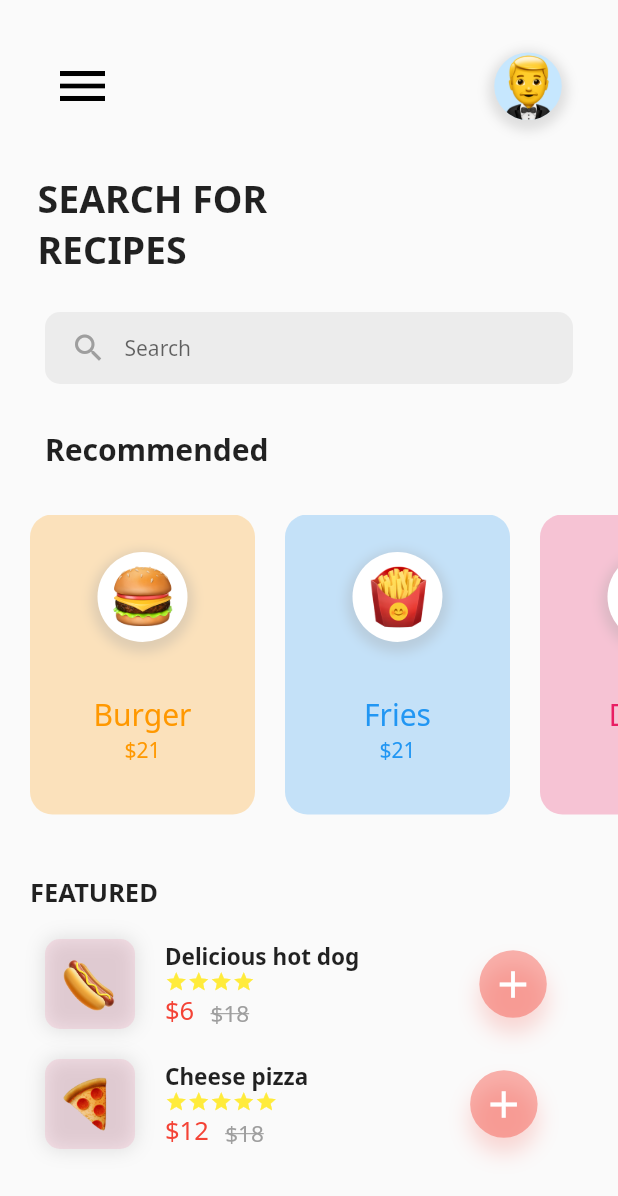
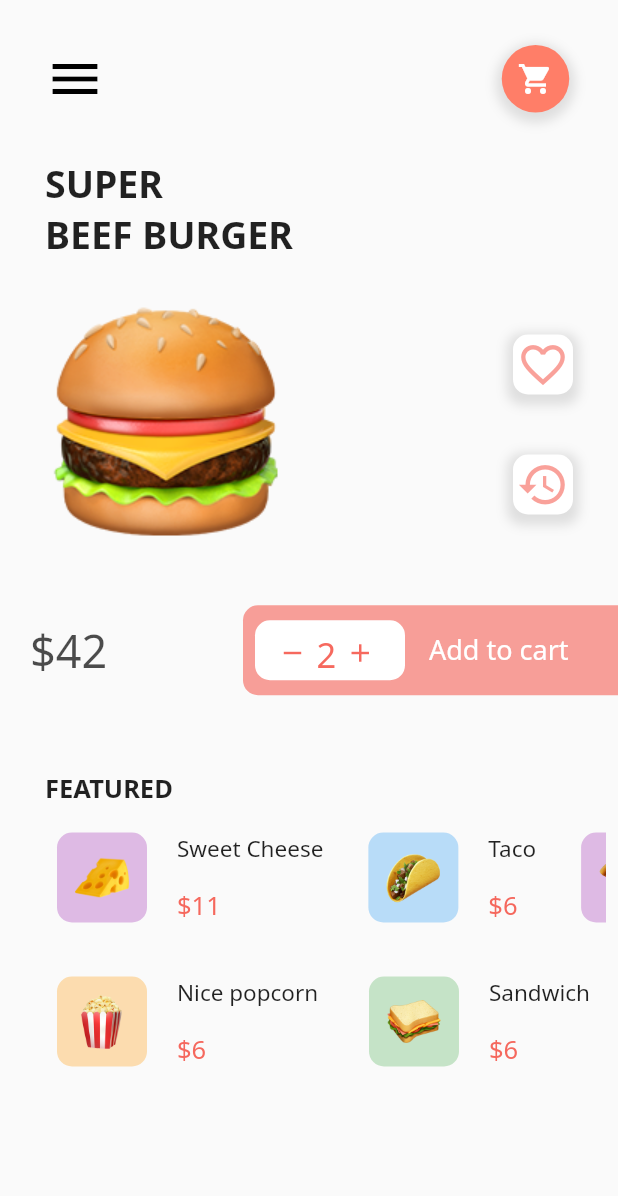
Before and after one commit to spaceman1412/emoji-app, a Flutter app: the screen it shows after launch, on a phone screen of 412 x 824 dp. Shown: the top 1196 px of the screen. Run offline on Flutter 3.47's test engine with Material 2 defaults, Android fonts, the light colour scheme and no system bars; our stand-ins replace google_fonts.

Commit message:
Done UI dashboard screen

```diff
--- a/lib/app.dart
+++ b/lib/app.dart
@@ -1,3 +1,4 @@
+import 'package:emoji_app/screens/cart_screen.dart';
 import 'package:flutter/material.dart';
 import 'package:google_fonts/google_fonts.dart';
 import 'screens/home_screen.dart';
@@ -6,7 +7,7 @@ class EmojiApp extends StatelessWidget {
   @override
   Widget build(BuildContext context) {
     return MaterialApp(
-      home: HomeScreen(),
+      home: CartScreen(),
       theme: ThemeData(
         textTheme: GoogleFonts.notoSansTextTheme(
           Theme.of(context).textTheme,
--- /dev/null
+++ b/lib/screens/cart_screen.dart
@@ -0,0 +1,284 @@
+import 'package:emoji_app/widgets/listcart.dart';
+import 'package:emoji_app/widgets/listtile.dart';
+import 'package:flutter/material.dart';
+
+class CartScreen extends StatelessWidget {
+  const CartScreen({Key? key}) : super(key: key);
+
+  @override
+  Widget build(BuildContext context) {
+    return Scaffold(
+      body: SafeArea(
+          child: Column(
+        mainAxisAlignment: MainAxisAlignment.start,
+        crossAxisAlignment: CrossAxisAlignment.start,
+        children: [
+          CustomAppBar(),
+          Title(),
+          dash_board(),
+          add_cart(),
+          Padding(
+            padding: const EdgeInsets.only(top: 40.0, left: 30),
+            child: Text(
+              'FEATURED',
+              style: TextStyle(fontWeight: FontWeight.bold, fontSize: 17),
+            ),
+          ),
+          Padding(
+            padding: const EdgeInsets.all(8.0),
+            child: Container(
+              height: 80,
+              child: ListView(
+                scrollDirection: Axis.horizontal,
+                children: [
+                  ListCart('assets/images/cheese.png',
+                      Colors.purple.withOpacity(0.3), 'Sweet Cheese', '11'),
+                  ListCart('assets/images/taco.png',
+                      Colors.blue.withOpacity(0.3), 'Taco', '6'),
+                  ListCart('assets/images/pizza.png',
+                      Colors.purple.withOpacity(0.3), 'Pizza', '11'),
+                ],
+              ),
+            ),
+          ),
+          Padding(
+            padding: const EdgeInsets.all(8.0),
+            child: Container(
+              height: 80,
+              child: ListView(
+                scrollDirection: Axis.horizontal,
+                children: [
+                  ListCart('assets/images/popcorn.png',
+                      Colors.orange.withOpacity(0.3), 'Nice popcorn ', '6'),
+                  ListCart('assets/images/sandwich.png',
+                      Colors.green.withOpacity(0.3), 'Sandwich', '6'),
+                  ListCart('assets/images/cheese.png',
+                      Colors.purple.withOpacity(0.3), 'Sweet Cheese', '11'),
+                ],
+              ),
+            ),
+          ),
+        ],
+      )),
+    );
+  }
+}
+
+class add_cart extends StatelessWidget {
+  const add_cart({
+    Key? key,
+  }) : super(key: key);
+
+  @override
+  Widget build(BuildContext context) {
+    return Row(
+      mainAxisAlignment: MainAxisAlignment.spaceBetween,
+      children: [
+        Padding(
+          padding: const EdgeInsets.all(20.0),
+          child: Text(
+            '\$42',
+            style:
+                TextStyle(fontSize: 30, color: Colors.black.withOpacity(0.7)),
+          ),
+        ),
+        Container(
+          width: 250,
+          height: 60,
+          decoration: BoxDecoration(
+            borderRadius: BorderRadius.only(
+                bottomLeft: Radius.circular(10), topLeft: Radius.circular(10)),
+            color: Colors.red.withOpacity(0.5),
+          ),
+          child: Row(
+            children: [
+              Padding(
+                padding: const EdgeInsets.all(8.0),
+                child: Container(
+                  width: 100,
+                  height: 40,
+                  decoration: BoxDecoration(
+                    borderRadius: BorderRadius.circular(10),
+                    color: Colors.white,
+                  ),
+                  child: Padding(
+                    padding: const EdgeInsets.only(left: 15, top: 4),
+                    child: Row(
+                      children: [
+                        Icon(
+                          Icons.remove,
+                          size: 20,
+                          color: Colors.red.withOpacity(0.8),
+                        ),
+                        Text(
+                          ' 2 ',
+                          style: TextStyle(
+                              color: Colors.red.withOpacity(0.8), fontSize: 23),
+                        ),
+                        Icon(
+                          Icons.add,
+                          size: 20,
+                          color: Colors.red.withOpacity(0.8),
+                        ),
+                      ],
+                    ),
+                  ),
+                ),
+              ),
+              Padding(
+                padding: const EdgeInsets.all(8.0),
+                child: Text(
+                  'Add to cart',
+                  style: TextStyle(color: Colors.white, fontSize: 18),
+                ),
+              )
+            ],
+          ),
+        ),
+      ],
+    );
+  }
+}
+
+class dash_board extends StatelessWidget {
+  const dash_board({
+    Key? key,
+  }) : super(key: key);
+
+  @override
+  Widget build(BuildContext context) {
+    return Padding(
+      padding: EdgeInsets.all(30),
+      child: Row(
+        mainAxisAlignment: MainAxisAlignment.spaceBetween,
+        children: [
+          Image(
+            image: AssetImage('assets/images/burger.png'),
+          ),
+          Column(
+            children: [
+              Padding(
+                padding: const EdgeInsets.only(bottom: 40),
+                child: Container(
+                  width: 40,
+                  height: 40,
+                  decoration: BoxDecoration(
+                    color: Colors.white,
+                    boxShadow: [
+                      BoxShadow(
+                        color: Colors.grey.withOpacity(0.3),
+                        blurRadius: 6.0,
+                        spreadRadius: 4.0,
+                        offset: Offset(0.0, 3.0),
+                      ),
+                    ],
+                    borderRadius: BorderRadius.circular(10),
+                  ),
+                  child: Icon(
+                    Icons.favorite_border,
+                    color: Colors.red.withOpacity(0.5),
+                    size: 35,
+                  ),
+                ),
+              ),
+              Container(
+                width: 40,
+                height: 40,
+                decoration: BoxDecoration(
+                  color: Colors.white,
+                  boxShadow: [
+                    BoxShadow(
+                      color: Colors.grey.withOpacity(0.3),
+                      blurRadius: 6.0,
+                      spreadRadius: 4.0,
+                      offset: Offset(0.0, 3.0),
+                    ),
+                  ],
+                  borderRadius: BorderRadius.circular(10),
+                ),
+                child: Icon(
+                  Icons.restore,
+                  color: Colors.red.withOpacity(0.5),
+                  size: 35,
+                ),
+              ),
+            ],
+          ),
+        ],
+      ),
+    );
+  }
+}
+
+class CustomAppBar extends StatelessWidget {
+  const CustomAppBar({
+    Key? key,
+  }) : super(key: key);
+
+  @override
+  Widget build(BuildContext context) {
+    return Padding(
+      padding: const EdgeInsets.all(30.0),
+      child: Row(
+        mainAxisAlignment: MainAxisAlignment.spaceBetween,
+        children: [
+          Icon(
+            Icons.menu,
+            color: Colors.black,
+            size: 40,
+          ),
+          Container(
+            width: 50,
+            height: 45,
+            decoration: BoxDecoration(
+                color: Color(0xFFFF7E68),
+                shape: BoxShape.circle,
+                boxShadow: [
+                  BoxShadow(
+                    color: Colors.grey.withOpacity(0.3),
+                    blurRadius: 6.0,
+                    spreadRadius: 4.0,
+                    offset: Offset(0.0, 3.0),
+                  )
+                ]),
+            child: Icon(
+              Icons.shopping_cart,
+              color: Colors.white,
+            ),
+          ),
+        ],
+      ),
+    );
+  }
+}
+
+class Title extends StatelessWidget {
+  const Title({
+    Key? key,
+  }) : super(key: key);
+
+  @override
+  Widget build(BuildContext context) {
+    return Padding(
+      padding: const EdgeInsets.only(left: 30),
+      child: Column(
+        children: [
+          Align(
+            child: Text(
+              'SUPER',
+              style: TextStyle(fontSize: 25, fontWeight: FontWeight.bold),
+            ),
+            alignment: Alignment.topLeft,
+          ),
+          Align(
+            child: Text(
+              'BEEF BURGER',
+              style: TextStyle(fontSize: 25, fontWeight: FontWeight.bold),
+            ),
+            alignment: Alignment.topLeft,
+          ),
+        ],
+      ),
+    );
+  }
+}
--- a/lib/screens/home_screen.dart
+++ b/lib/screens/home_screen.dart
@@ -43,7 +43,7 @@ class HomeScreen extends StatelessWidget {
                 ),
               ),
               Padding(
-                padding: const EdgeInsets.only(top: 40.0, left: 20),
+                padding: const EdgeInsets.only(top: 40.0, left: 30),
                 child: Text(
                   'FEATURED',
                   style: TextStyle(fontWeight: FontWeight.bold, fontSize: 17),
@@ -96,7 +96,7 @@ class Title extends StatelessWidget {
   @override
   Widget build(BuildContext context) {
     return Padding(
-      padding: const EdgeInsets.only(left: 25),
+      padding: const EdgeInsets.only(left: 30),
       child: Column(
         children: [
           Align(
@@ -127,7 +127,7 @@ class CustomAppBar extends StatelessWidget {
   @override
   Widget build(BuildContext context) {
     return Padding(
-      padding: const EdgeInsets.all(35.0),
+      padding: const EdgeInsets.all(30.0),
       child: Row(
         mainAxisAlignment: MainAxisAlignment.spaceBetween,
         children: [
--- /dev/null
+++ b/lib/widgets/listcart.dart
@@ -0,0 +1,57 @@
+import 'package:flutter/material.dart';
+
+class ListCart extends StatelessWidget {
+  final imagePath;
+  final Color colorBox;
+  final nameItem;
+  final price;
+
+  ListCart(this.imagePath, this.colorBox, this.nameItem, this.price);
+
+  @override
+  Widget build(BuildContext context) {
+    return Padding(
+      padding: const EdgeInsets.only(left: 30, top: 10, bottom: 10),
+      child: Row(
+        children: [
+          Container(
+            width: 60,
+            height: 60,
+            decoration: BoxDecoration(
+              color: colorBox,
+              borderRadius: BorderRadius.circular(10),
+            ),
+            child: Transform.scale(
+              scale: 0.6,
+              child: Image(
+                image: AssetImage(imagePath),
+                fit: BoxFit.contain,
+              ),
+            ),
+          ),
+          Padding(
+            padding: const EdgeInsets.only(left: 20),
+            child: Column(
+              mainAxisAlignment: MainAxisAlignment.spaceBetween,
+              crossAxisAlignment: CrossAxisAlignment.start,
+              children: [
+                Text(
+                  '$nameItem',
+                  style: TextStyle(fontSize: 15),
+                ),
+                Padding(
+                  padding: const EdgeInsets.only(top: 8.0),
+                  child: Text(
+                    '\$$price',
+                    style: TextStyle(
+                        color: Colors.red.withOpacity(0.8), fontSize: 17),
+                  ),
+                ),
+              ],
+            ),
+          )
+        ],
+      ),
+    );
+  }
+}
```
